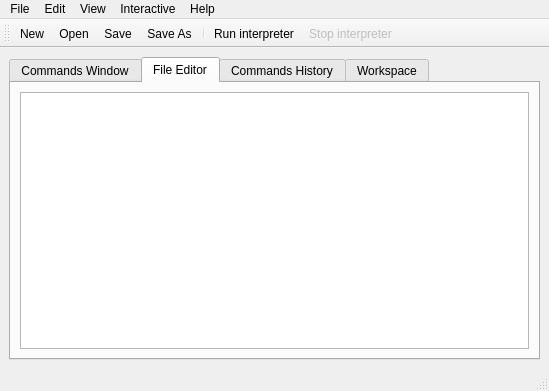
Before: the Qt Designer form ide/mainwindow.ui in hyst329/mathproject, drawn with Qt 5.
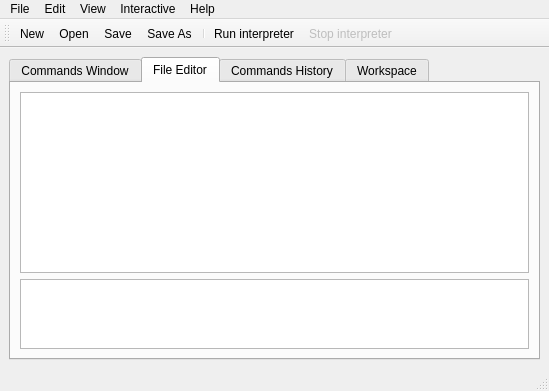
After: the same form once the commit is applied. The open tabs and pages were chosen to show the change. Icons and pictures are not drawn. Custom widgets are drawn as their Qt base class.

Commit message: added other icons, changed font size

Diff of the .ui file:
```diff
--- a/ide/mainwindow.ui
+++ b/ide/mainwindow.ui
@@ -45,9 +45,24 @@
        <attribute name="title">
         <string>File Editor</string>
        </attribute>
-       <layout class="QVBoxLayout" name="verticalLayoutTab02">
+       <layout class="QVBoxLayout" name="verticalLayoutTab02" stretch="4,1">
         <item>
-         <widget class="QTextEdit" name="textEditFile"/>
+         <widget class="QTextEdit" name="textEditFile">
+          <property name="font">
+           <font>
+            <pointsize>12</pointsize>
+           </font>
+          </property>
+         </widget>
+        </item>
+        <item>
+         <widget class="QPlainTextEdit" name="plainTextEditOutput">
+          <property name="font">
+           <font>
+            <pointsize>10</pointsize>
+           </font>
+          </property>
+         </widget>
         </item>
        </layout>
       </widget>
```
Left out of the diff: 47 changed lines with no effect on the pictures. The commit also changes 6 other files.
